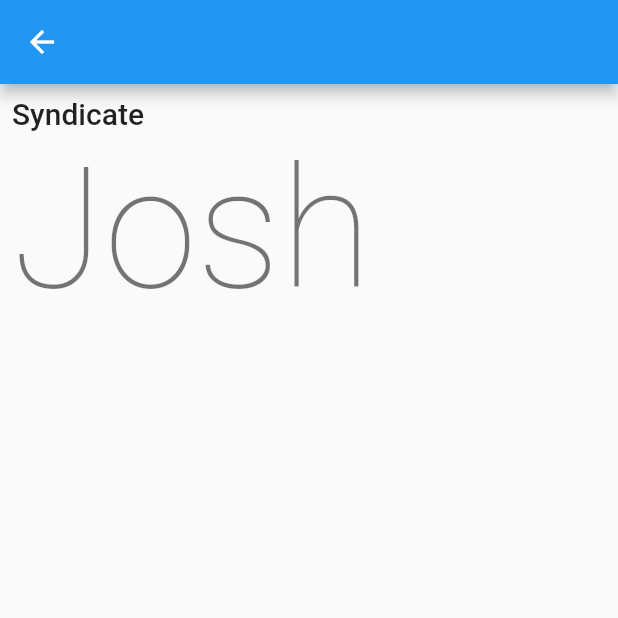
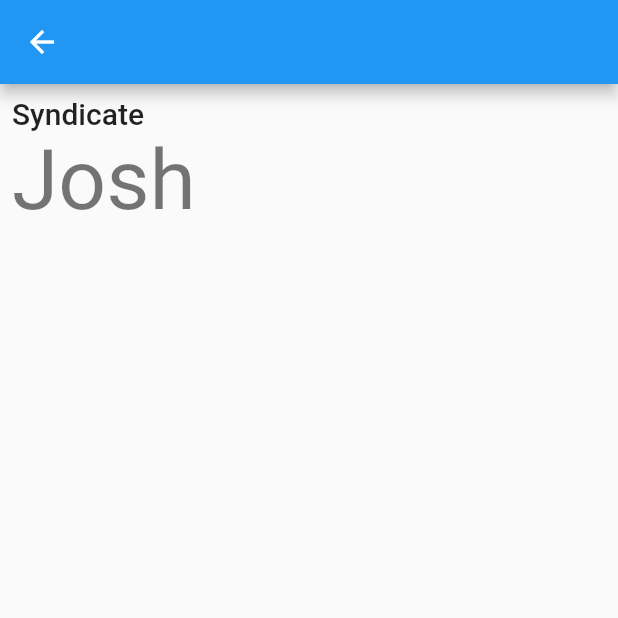
Before and after one commit to rex-enigma/minimal_flutter_book_app_for_learning_navigator_2.0_without_router, a Flutter app: the screen it shows after launch, after a tap on "Syndicate", on a phone screen of 412 x 824 dp, the top half of it. Run offline on Flutter 3.47's test engine with Material 2 defaults, Android fonts, the phone set to English and light mode, and no system bars.

```diff
--- a/lib/main.dart
+++ b/lib/main.dart
@@ -124,7 +124,7 @@ class BookDetailsScreen extends StatelessWidget {
               ),
               Text(
                 book!.author,
-                style: Theme.of(context).textTheme.headline1,
+                style: Theme.of(context).textTheme.headline2,
               )
             ]
           ],
```
Also changed, not shown: 1 other file.
